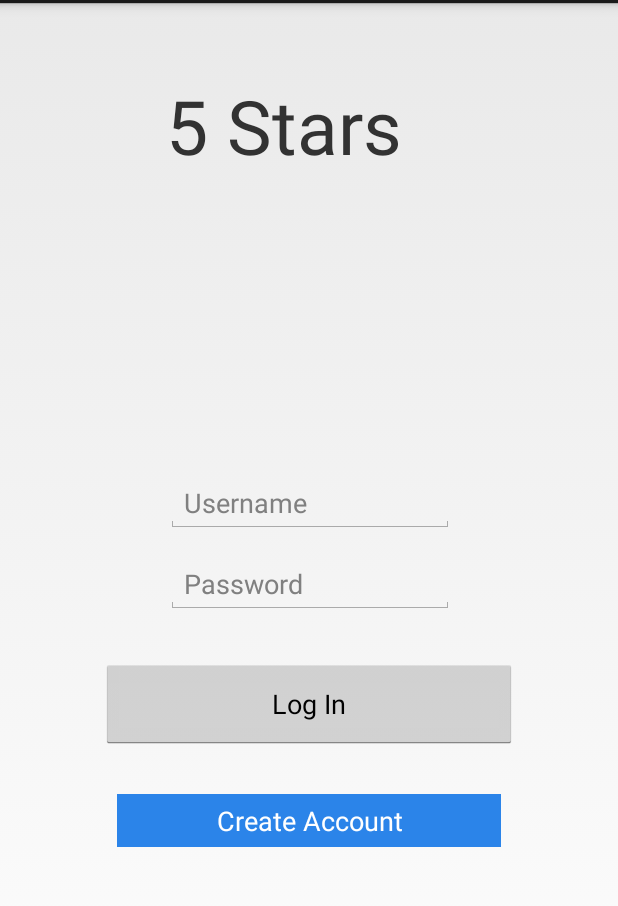
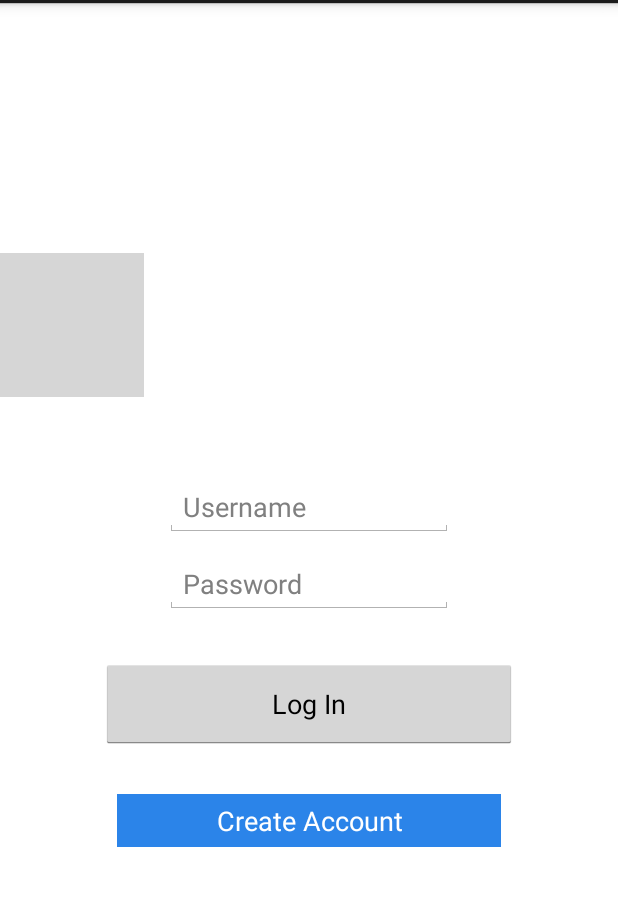
Before and after one commit to Gorman98/Five-Stars, an Android app: the screen it shows after launch (LoginActivity), on a phone screen of 412 x 824 dp, the part 69-975 px from its top. Run offline under Robolectric (Android 15) with nearby library versions, the phone set to English and light mode, and no system bars; our stand-ins replace Firebase (no records; nobody signed in at launch, a user with empty details on screens opened directly); grey boxes are pictures that could not be loaded.

Commit message:
Little bit of pizass

```diff
--- a/app/src/main/res/layout/fragment_login.xml
+++ b/app/src/main/res/layout/fragment_login.xml
@@ -3,29 +3,37 @@
     android:layout_width="match_parent"
     android:layout_height="match_parent"
     tools:context="ser210.quinnipiac.edu.finalproject.LoginFragment"
-    android:id="@+id/loginFragment">
+    android:id="@+id/loginFragment"
+    android:background="@color/white">
 
-
-    <TextView
-        android:id="@+id/title"
+    <ImageView
         android:layout_width="wrap_content"
         android:layout_height="wrap_content"
-        android:layout_alignParentTop="true"
-        android:layout_alignStart="@+id/logInButton"
-        android:layout_marginStart="43dp"
-        android:layout_marginTop="48dp"
-        android:text="@string/fiveStars"
-        android:textSize="50dp" />
+        android:layout_above="@+id/username"
+
+        android:layout_alignParentStart="true"
+        android:layout_marginBottom="54dp"
+        android:background="@drawable/mainbanner" />
+    <!--<TextView-->
+        <!--android:id="@+id/title"-->
+        <!--android:layout_width="wrap_content"-->
+        <!--android:layout_height="wrap_content"-->
+        <!--android:layout_alignParentTop="true"-->
+        <!--android:layout_alignStart="@+id/logInButton"-->
+        <!--android:layout_marginStart="43dp"-->
+        <!--android:layout_marginTop="48dp"-->
+        <!--android:text="@string/fiveStars"-->
+        <!--android:textSize="50dp" />-->
 
     <EditText
         android:id="@+id/username"
         android:layout_width="wrap_content"
         android:layout_height="wrap_content"
-        android:layout_above="@+id/logInButton"
-        android:layout_alignStart="@+id/title"
-        android:hint="Username"
-        android:layout_marginBottom="54dp"
-        android:ems="9" />
+        android:layout_above="@+id/password"
+        android:layout_centerHorizontal="true"
+        android:layout_marginBottom="12dp"
+        android:ems="9"
+        android:hint="Username" />
 
     <EditText
         android:id="@+id/password"
```
Also changed, not shown: app/src/main/java/ser210/quinnipiac/edu/finalproject/SearchFragment.java (+21 -6 lines), app/src/main/res/layout/fragment_search.xml (+3 -12 lines), app/src/main/res/drawable/animebanner.png (added).
